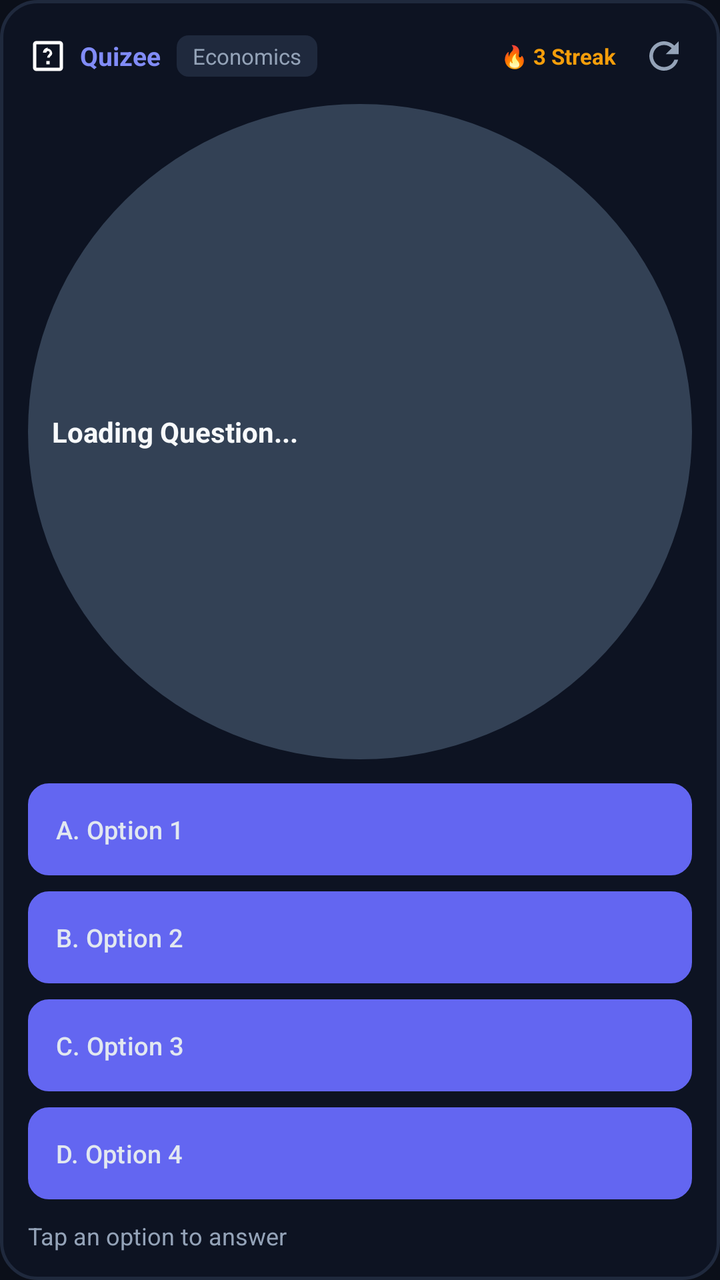
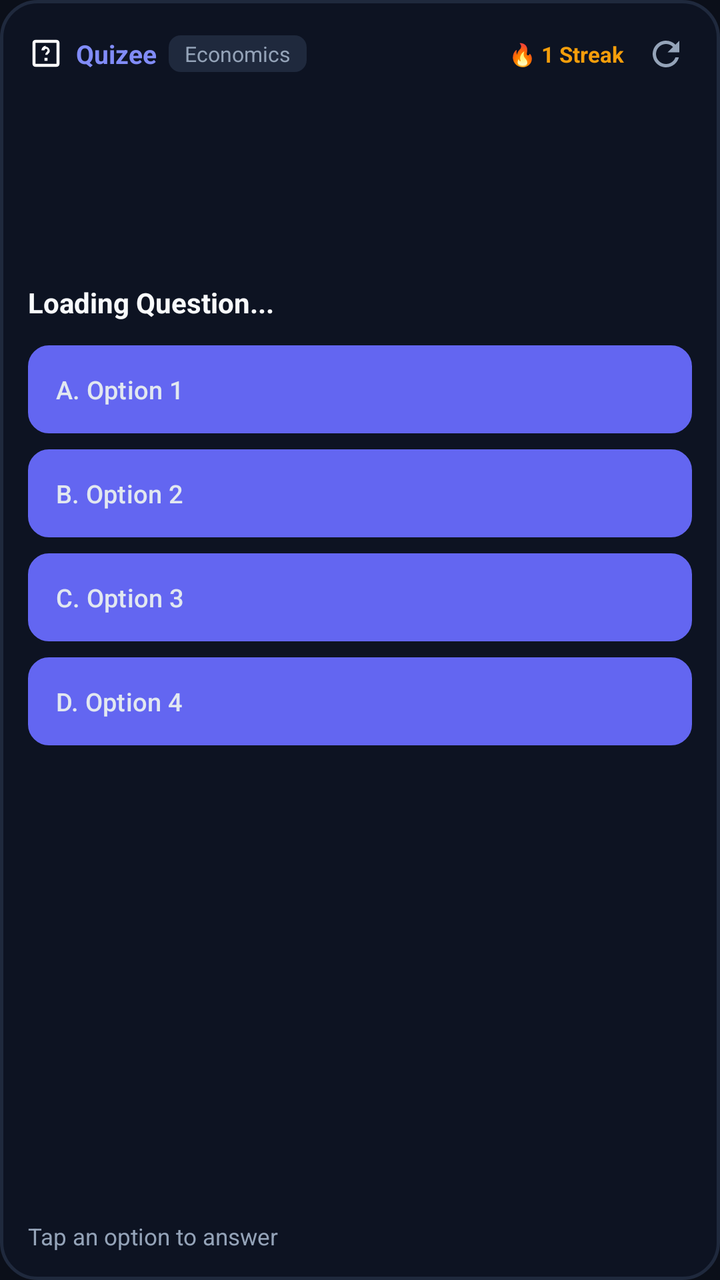

Two renders of the same Android screen: before a commit and after it. Below are the layout's source before the change and the commit's diff.
<!-- AndroidManifest.xml: application theme Theme.QuizLock -->
<!-- res/layout/widget_quiz_layout_expanded.xml -->
<?xml version="1.0" encoding="utf-8"?>
<LinearLayout xmlns:android="http://schemas.android.com/apk/res/android"
    android:id="@+id/widget_root"
    android:layout_width="match_parent"
    android:layout_height="match_parent"
    android:background="@drawable/bg_widget_card"
    android:orientation="vertical"
    android:padding="14dp">

    
    <RelativeLayout
        android:layout_width="match_parent"
        android:layout_height="wrap_content"
        android:layout_marginBottom="10dp">

        <LinearLayout
            android:id="@+id/widget_header_left"
            android:layout_width="wrap_content"
            android:layout_height="wrap_content"
            android:layout_alignParentStart="true"
            android:layout_centerVertical="true"
            android:gravity="center_vertical"
            android:orientation="horizontal">

            <ImageView
                android:id="@+id/widget_img_logo"
                android:layout_width="20dp"
                android:layout_height="20dp"
                android:layout_marginEnd="6dp"
                android:src="@drawable/ic_quiz" />

            <TextView
                android:id="@+id/widget_tv_title"
                android:layout_width="wrap_content"
                android:layout_height="wrap_content"
                android:text="Quizee"
                android:textColor="#818CF8"
                android:textSize="13sp"
                android:textStyle="bold" />

            <TextView
                android:id="@+id/widget_tv_category"
                android:layout_width="wrap_content"
                android:layout_height="wrap_content"
                android:layout_marginStart="8dp"
                android:background="@drawable/bg_widget_badge"
                android:paddingHorizontal="8dp"
                android:paddingVertical="3dp"
                android:text="Economics"
                android:textColor="#94A3B8"
                android:textSize="11sp" />
        </LinearLayout>

        <LinearLayout
            android:id="@+id/widget_header_right"
            android:layout_width="wrap_content"
            android:layout_height="wrap_content"
            android:layout_alignParentEnd="true"
            android:layout_centerVertical="true"
            android:gravity="center_vertical"
            android:orientation="horizontal">

            <TextView
                android:id="@+id/widget_tv_streak"
                android:layout_width="wrap_content"
                android:layout_height="wrap_content"
                android:layout_marginEnd="10dp"
                android:text="🔥 3 Streak"
                android:textColor="#F59E0B"
                android:textSize="11sp"
                android:textStyle="bold" />

            <ImageButton
                android:id="@+id/widget_btn_refresh"
                android:layout_width="28dp"
                android:layout_height="28dp"
                android:background="?android:attr/selectableItemBackground"
                android:contentDescription="Refresh Question"
                android:padding="3dp"
                android:scaleType="fitCenter"
                android:src="@drawable/ic_widget_refresh" />
        </LinearLayout>
    </RelativeLayout>

    
    <LinearLayout
        android:layout_width="match_parent"
        android:layout_height="0dp"
        android:layout_weight="1"
        android:background="@drawable/bg_card"
        android:gravity="center_vertical"
        android:orientation="vertical"
        android:padding="12dp"
        android:layout_marginBottom="12dp">

        <TextView
            android:id="@+id/widget_tv_question"
            android:layout_width="match_parent"
            android:layout_height="wrap_content"
            android:ellipsize="end"
            android:lineSpacingExtra="3dp"
            android:maxLines="8"
            android:text="Loading Question..."
            android:textColor="#F8FAFC"
            android:textSize="14sp"
            android:textStyle="bold" />
    </LinearLayout>

    
    <LinearLayout
        android:layout_width="match_parent"
        android:layout_height="wrap_content"
        android:orientation="vertical">

        <Button
            android:id="@+id/widget_btn_opt1"
            android:layout_width="match_parent"
            android:layout_height="wrap_content"
            android:minHeight="46dp"
            android:layout_marginBottom="8dp"
            android:background="@drawable/bg_widget_option_default"
            android:ellipsize="end"
            android:gravity="start|center_vertical"
            android:maxLines="2"
            android:paddingHorizontal="14dp"
            android:paddingVertical="8dp"
            android:text="A. Option 1"
            android:textAllCaps="false"
            android:textColor="#E2E8F0"
            android:textSize="12.5sp" />

        <Button
            android:id="@+id/widget_btn_opt2"
            android:layout_width="match_parent"
            android:layout_height="wrap_content"
            android:minHeight="46dp"
            android:layout_marginBottom="8dp"
            android:background="@drawable/bg_widget_option_default"
            android:ellipsize="end"
            android:gravity="start|center_vertical"
            android:maxLines="2"
            android:paddingHorizontal="14dp"
            android:paddingVertical="8dp"
            android:text="B. Option 2"
            android:textAllCaps="false"
            android:textColor="#E2E8F0"
            android:textSize="12.5sp" />

        <Button
            android:id="@+id/widget_btn_opt3"
            android:layout_width="match_parent"
            android:layout_height="wrap_content"
            android:minHeight="46dp"
            android:layout_marginBottom="8dp"
            android:background="@drawable/bg_widget_option_default"
            android:ellipsize="end"
            android:gravity="start|center_vertical"
            android:maxLines="2"
            android:paddingHorizontal="14dp"
            android:paddingVertical="8dp"
            android:text="C. Option 3"
            android:textAllCaps="false"
            android:textColor="#E2E8F0"
            android:textSize="12.5sp" />

        <Button
            android:id="@+id/widget_btn_opt4"
            android:layout_width="match_parent"
            android:layout_height="wrap_content"
            android:minHeight="46dp"
            android:background="@drawable/bg_widget_option_default"
            android:ellipsize="end"
            android:gravity="start|center_vertical"
            android:maxLines="2"
            android:paddingHorizontal="14dp"
            android:paddingVertical="8dp"
            android:text="D. Option 4"
            android:textAllCaps="false"
            android:textColor="#E2E8F0"
            android:textSize="12.5sp" />
    </LinearLayout>

    
    <RelativeLayout
        android:layout_width="match_parent"
        android:layout_height="wrap_content"
        android:layout_marginTop="10dp">

        <TextView
            android:id="@+id/widget_tv_feedback"
            android:layout_width="wrap_content"
            android:layout_height="wrap_content"
            android:layout_alignParentStart="true"
            android:layout_centerVertical="true"
            android:layout_toStartOf="@+id/widget_btn_next"
            android:ellipsize="end"
            android:maxLines="1"
            android:text="Tap an option to answer"
            android:textColor="#94A3B8"
            android:textSize="12sp" />

        <Button
            android:id="@+id/widget_btn_next"
            android:layout_width="wrap_content"
            android:layout_height="34dp"
            android:layout_alignParentEnd="true"
            android:layout_centerVertical="true"
            android:background="@drawable/bg_widget_btn_next"
            android:minWidth="80dp"
            android:paddingHorizontal="12dp"
            android:text="Next ➔"
            android:textAllCaps="false"
            android:textColor="#FFFFFF"
            android:textSize="12sp"
            android:textStyle="bold"
            android:visibility="gone" />
    </RelativeLayout>
</LinearLayout>
<!-- resources referenced by this layout -->
<resources>
  <!-- drawable bg_card (drawable) -->
  <?xml version="1.0" encoding="utf-8"?>
  <shape xmlns:android="http://schemas.android.com/apk/res/android"
      android:shape="oval">
      <solid android:color="#334155" />
  </shape>
  <!-- drawable bg_widget_badge (drawable) -->
  <?xml version="1.0" encoding="utf-8"?>
  <shape xmlns:android="http://schemas.android.com/apk/res/android"
      android:shape="rectangle">
      <corners android:radius="6dp" />
      <solid android:color="#1F293D" />
  </shape>
  <!-- drawable bg_widget_btn_next (drawable) -->
  <?xml version="1.0" encoding="utf-8"?>
  <shape xmlns:android="http://schemas.android.com/apk/res/android"
      android:shape="rectangle">
      <corners android:radius="10dp" />
      <solid android:color="#4F46E5" />
  </shape>
  <!-- drawable bg_widget_card (drawable) -->
  <?xml version="1.0" encoding="utf-8"?>
  <shape xmlns:android="http://schemas.android.com/apk/res/android"
      android:shape="rectangle">
      <corners android:radius="18dp" />
      <solid android:color="#0D1322" />
      <stroke
          android:width="1.5dp"
          android:color="#1F293D" />
  </shape>
  <!-- drawable bg_widget_option_default (drawable) -->
  <?xml version="1.0" encoding="utf-8"?>
  <shape xmlns:android="http://schemas.android.com/apk/res/android"
      android:shape="rectangle">
      <corners android:radius="10dp" />
      <solid android:color="#161F30" />
      <stroke
          android:width="1dp"
          android:color="#26354D" />
  </shape>
  <!-- drawable ic_quiz (drawable) -->
  <vector xmlns:android="http://schemas.android.com/apk/res/android"
      android:width="24dp"
      android:height="24dp"
      android:viewportWidth="24"
      android:viewportHeight="24">
    <path
        android:fillColor="#FFFFFFFF"
        android:pathData="M19,3H5C3.9,3 3,3.9 3,5v14c0,1.1 0.9,2 2,2h14c1.1,0 2,-0.9 2,-2V5C21,3.9 20.1,3 19,3zM19,19H5V5h14V19zM11,15h2v2h-2V15zM12,7c-1.66,0 -3,1.34 -3,3h2c0,-0.55 0.45,-1 1,-1s1,0.45 1,1c0,1 -1.5,1.5 -1.5,3h1.5c0,-0.75 1.5,-1.25 1.5,-2.5 0,-1.66 -1.34,-3 -3,-3z"/>
  </vector>
  <!-- drawable ic_widget_refresh (drawable) -->
  <vector xmlns:android="http://schemas.android.com/apk/res/android"
      android:width="24dp"
      android:height="24dp"
      android:viewportWidth="24"
      android:viewportHeight="24">
    <path
        android:fillColor="#94A3B8"
        android:pathData="M17.65,6.35C16.2,4.9 14.21,4 12,4c-4.42,0 -7.99,3.58 -7.99,8s3.57,8 7.99,8c3.73,0 6.84,-2.55 7.73,-6h-2.08c-0.82,2.33 -3.04,4 -5.65,4 -3.31,0 -6,-2.69 -6,-6s2.69,-6 6,-6c1.66,0 3.14,0.69 4.22,1.78L13,11h7V4l-2.35,2.35z"/>
  </vector>
  <style name="Theme.QuizLock" parent="Theme.Material3.DayNight.NoActionBar">
          <item name="colorPrimary">@color/primary</item>
          <item name="colorPrimaryDark">@color/primary_dark</item>
          <item name="colorAccent">@color/accent</item>
          <item name="colorSurface">@color/card_dark</item>
          <item name="colorOnSurface">@color/text_primary</item>
          <item name="colorSurfaceVariant">@color/card_dark_elevated</item>
          <item name="colorOnSurfaceVariant">@color/text_secondary</item>
          <item name="android:windowBackground">@color/bg_dark</item>
          <item name="android:colorBackground">@color/bg_dark</item>
          <item name="android:statusBarColor">@color/bg_dark</item>
          <item name="android:navigationBarColor">@color/bg_dark</item>
          <item name="android:windowLightStatusBar">false</item>
          <item name="android:windowLightNavigationBar">false</item>
      </style>
  <color name="primary">#6366F1</color>
  <color name="primary_dark">#4F46E5</color>
  <color name="accent">#6366F1</color>
  <color name="card_dark">#151D2C</color>
  <color name="text_primary">#F8FAFC</color>
  <color name="card_dark_elevated">#1C2638</color>
  <color name="text_secondary">#94A3B8</color>
  <color name="bg_dark">#0B0F19</color>
</resources>

<!-- the commit's change to res/layout/widget_quiz_layout_expanded.xml (unified diff, before → after) -->
@@ -14,18 +14,50 @@
         android:layout_marginBottom="10dp">
 
         <LinearLayout
-            android:id="@+id/widget_header_left"
+            android:id="@+id/widget_header_right"
             android:layout_width="wrap_content"
             android:layout_height="wrap_content"
-            android:layout_alignParentStart="true"
+            android:layout_alignParentEnd="true"
             android:layout_centerVertical="true"
             android:gravity="center_vertical"
             android:orientation="horizontal">
 
+            <TextView
+                android:id="@+id/widget_tv_streak"
+                android:layout_width="wrap_content"
+                android:layout_height="wrap_content"
+                android:layout_marginEnd="8dp"
+                android:text="🔥 1 Streak"
+                android:textColor="#F59E0B"
+                android:textSize="11sp"
+                android:textStyle="bold" />
+
+            <ImageButton
+                android:id="@+id/widget_btn_refresh"
+                android:layout_width="26dp"
+                android:layout_height="26dp"
+                android:background="?android:attr/selectableItemBackground"
+                android:contentDescription="Refresh Question"
+                android:padding="3dp"
+                android:scaleType="fitCenter"
+                android:src="@drawable/ic_widget_refresh" />
+        </LinearLayout>
+
+        <LinearLayout
+            android:id="@+id/widget_header_left"
+            android:layout_width="match_parent"
+            android:layout_height="wrap_content"
+            android:layout_alignParentStart="true"
+            android:layout_toStartOf="@+id/widget_header_right"
+            android:layout_marginEnd="8dp"
+            android:layout_centerVertical="true"
+            android:gravity="center_vertical"
+            android:orientation="horizontal">
+
             <ImageView
                 android:id="@+id/widget_img_logo"
-                android:layout_width="20dp"
-                android:layout_height="20dp"
+                android:layout_width="18dp"
+                android:layout_height="18dp"
                 android:layout_marginEnd="6dp"
                 android:src="@drawable/ic_quiz" />
 
@@ -42,149 +74,119 @@
                 android:id="@+id/widget_tv_category"
                 android:layout_width="wrap_content"
                 android:layout_height="wrap_content"
-                android:layout_marginStart="8dp"
+                android:layout_marginStart="6dp"
                 android:background="@drawable/bg_widget_badge"
+                android:ellipsize="end"
+                android:maxLines="1"
                 android:paddingHorizontal="8dp"
-                android:paddingVertical="3dp"
+                android:paddingVertical="2dp"
                 android:text="Economics"
                 android:textColor="#94A3B8"
-                android:textSize="11sp" />
-        </LinearLayout>
-
-        <LinearLayout
-            android:id="@+id/widget_header_right"
-            android:layout_width="wrap_content"
-            android:layout_height="wrap_content"
-            android:layout_alignParentEnd="true"
-            android:layout_centerVertical="true"
-            android:gravity="center_vertical"
-            android:orientation="horizontal">
-
-            <TextView
-                android:id="@+id/widget_tv_streak"
-                android:layout_width="wrap_content"
-                android:layout_height="wrap_content"
-                android:layout_marginEnd="10dp"
-                android:text="🔥 3 Streak"
-                android:textColor="#F59E0B"
-                android:textSize="11sp"
-                android:textStyle="bold" />
-
-            <ImageButton
-                android:id="@+id/widget_btn_refresh"
-                android:layout_width="28dp"
-                android:layout_height="28dp"
-                android:background="?android:attr/selectableItemBackground"
-                android:contentDescription="Refresh Question"
-                android:padding="3dp"
-                android:scaleType="fitCenter"
-                android:src="@drawable/ic_widget_refresh" />
+                android:textSize="10.5sp" />
         </LinearLayout>
     </RelativeLayout>
 
     
+    <View
+        android:layout_width="match_parent"
+        android:layout_height="0dp"
+        android:layout_weight="0.4" />
+
+    
+    <TextView
+        android:id="@+id/widget_tv_question"
+        android:layout_width="match_parent"
+        android:layout_height="wrap_content"
+        android:layout_marginBottom="12dp"
+        android:ellipsize="end"
+        android:lineSpacingExtra="3dp"
+        android:maxLines="6"
+        android:text="Loading Question..."
+        android:textColor="#F8FAFC"
+        android:textSize="14sp"
+        android:textStyle="bold" />
+
+    
     <LinearLayout
         android:layout_width="match_parent"
+        android:layout_height="wrap_content"
+        android:orientation="vertical">
+
+        <Button
+            android:id="@+id/widget_btn_opt1"
+            android:layout_width="match_parent"
+            android:layout_height="44dp"
+            android:layout_marginBottom="8dp"
+            android:background="@drawable/bg_widget_option_default"
+            android:ellipsize="end"
+            android:gravity="start|center_vertical"
+            android:maxLines="2"
+            android:paddingHorizontal="14dp"
+            android:paddingVertical="4dp"
+            android:text="A. Option 1"
+            android:textAllCaps="false"
+            android:textColor="#E2E8F0"
+            android:textSize="12.5sp" />
+
+        <Button
+            android:id="@+id/widget_btn_opt2"
+            android:layout_width="match_parent"
+            android:layout_height="44dp"
+            android:layout_marginBottom="8dp"
+            android:background="@drawable/bg_widget_option_default"
+            android:ellipsize="end"
+            android:gravity="start|center_vertical"
+            android:maxLines="2"
+            android:paddingHorizontal="14dp"
+            android:paddingVertical="4dp"
+            android:text="B. Option 2"
+            android:textAllCaps="false"
+            android:textColor="#E2E8F0"
+            android:textSize="12.5sp" />
+
+        <Button
+            android:id="@+id/widget_btn_opt3"
+            android:layout_width="match_parent"
+            android:layout_height="44dp"
+            android:layout_marginBottom="8dp"
+            android:background="@drawable/bg_widget_option_default"
+            android:ellipsize="end"
+            android:gravity="start|center_vertical"
+            android:maxLines="2"
+            android:paddingHorizontal="14dp"
+            android:paddingVertical="4dp"
+            android:text="C. Option 3"
+            android:textAllCaps="false"
+            android:textColor="#E2E8F0"
+            android:textSize="12.5sp" />
+
+        <Button
+            android:id="@+id/widget_btn_opt4"
+            android:layout_width="match_parent"
+            android:layout_height="44dp"
+            android:background="@drawable/bg_widget_option_default"
+            android:ellipsize="end"
+            android:gravity="start|center_vertical"
+            android:maxLines="2"
+            android:paddingHorizontal="14dp"
+            android:paddingVertical="4dp"
+            android:text="D. Option 4"
+            android:textAllCaps="false"
+            android:textColor="#E2E8F0"
+            android:textSize="12.5sp" />
+    </LinearLayout>
+
+    
+    <View
+        android:layout_width="match_parent"
         android:layout_height="0dp"
-        android:layout_weight="1"
-        android:background="@drawable/bg_card"
-        android:gravity="center_vertical"
-        android:orientation="vertical"
-        android:padding="12dp"
-        android:layout_marginBottom="12dp">
-
-        <TextView
-            android:id="@+id/widget_tv_question"
-            android:layout_width="match_parent"
-            android:layout_height="wrap_content"
-            android:ellipsize="end"
-            android:lineSpacingExtra="3dp"
-            android:maxLines="8"
-            android:text="Loading Question..."
-            android:textColor="#F8FAFC"
-            android:textSize="14sp"
-            android:textStyle="bold" />
-    </LinearLayout>
-
-    
-    <LinearLayout
-        android:layout_width="match_parent"
-        android:layout_height="wrap_content"
-        android:orientation="vertical">
-
-        <Button
-            android:id="@+id/widget_btn_opt1"
-            android:layout_width="match_parent"
-            android:layout_height="wrap_content"
-            android:minHeight="46dp"
-            android:layout_marginBottom="8dp"
-            android:background="@drawable/bg_widget_option_default"
-            android:ellipsize="end"
-            android:gravity="start|center_vertical"
-            android:maxLines="2"
-            android:paddingHorizontal="14dp"
-            android:paddingVertical="8dp"
-            android:text="A. Option 1"
-            android:textAllCaps="false"
-            android:textColor="#E2E8F0"
-            android:textSize="12.5sp" />
-
-        <Button
-            android:id="@+id/widget_btn_opt2"
-            android:layout_width="match_parent"
-            android:layout_height="wrap_content"
-            android:minHeight="46dp"
-            android:layout_marginBottom="8dp"
-            android:background="@drawable/bg_widget_option_default"
-            android:ellipsize="end"
-            android:gravity="start|center_vertical"
-            android:maxLines="2"
-            android:paddingHorizontal="14dp"
-            android:paddingVertical="8dp"
-            android:text="B. Option 2"
-            android:textAllCaps="false"
-            android:textColor="#E2E8F0"
-            android:textSize="12.5sp" />
-
-        <Button
-            android:id="@+id/widget_btn_opt3"
-            android:layout_width="match_parent"
-            android:layout_height="wrap_content"
-            android:minHeight="46dp"
-            android:layout_marginBottom="8dp"
-            android:background="@drawable/bg_widget_option_default"
-            android:ellipsize="end"
-            android:gravity="start|center_vertical"
-            android:maxLines="2"
-            android:paddingHorizontal="14dp"
-            android:paddingVertical="8dp"
-            android:text="C. Option 3"
-            android:textAllCaps="false"
-            android:textColor="#E2E8F0"
-            android:textSize="12.5sp" />
-
-        <Button
-            android:id="@+id/widget_btn_opt4"
-            android:layout_width="match_parent"
-            android:layout_height="wrap_content"
-            android:minHeight="46dp"
-            android:background="@drawable/bg_widget_option_default"
-            android:ellipsize="end"
-            android:gravity="start|center_vertical"
-            android:maxLines="2"
-            android:paddingHorizontal="14dp"
-            android:paddingVertical="8dp"
-            android:text="D. Option 4"
-            android:textAllCaps="false"
-            android:textColor="#E2E8F0"
-            android:textSize="12.5sp" />
-    </LinearLayout>
+        android:layout_weight="1" />
 
     
     <RelativeLayout
         android:layout_width="match_parent"
         android:layout_height="wrap_content"
-        android:layout_marginTop="10dp">
+        android:layout_marginTop="8dp">
 
         <TextView
             android:id="@+id/widget_tv_feedback"
@@ -197,21 +199,21 @@
             android:maxLines="1"
             android:text="Tap an option to answer"
             android:textColor="#94A3B8"
-            android:textSize="12sp" />
+            android:textSize="11.5sp" />
 
         <Button
             android:id="@+id/widget_btn_next"
             android:layout_width="wrap_content"
-            android:layout_height="34dp"
+            android:layout_height="32dp"
             android:layout_alignParentEnd="true"
             android:layout_centerVertical="true"
             android:background="@drawable/bg_widget_btn_next"
-            android:minWidth="80dp"
-            android:paddingHorizontal="12dp"
+            android:minWidth="75dp"
+            android:paddingHorizontal="10dp"
             android:text="Next ➔"
             android:textAllCaps="false"
             android:textColor="#FFFFFF"
-            android:textSize="12sp"
+            android:textSize="11.5sp"
             android:textStyle="bold"
             android:visibility="gone" />
     </RelativeLayout>
<!-- resource entries referenced after the edit -->
@@ -1,11 +1,5 @@
 <!-- resources referenced by this layout -->
 <resources>
-  <!-- drawable bg_card (drawable) -->
-  <?xml version="1.0" encoding="utf-8"?>
-  <shape xmlns:android="http://schemas.android.com/apk/res/android"
-      android:shape="oval">
-      <solid android:color="#334155" />
-  </shape>
   <!-- drawable bg_widget_badge (drawable) -->
   <?xml version="1.0" encoding="utf-8"?>
   <shape xmlns:android="http://schemas.android.com/apk/res/android"
